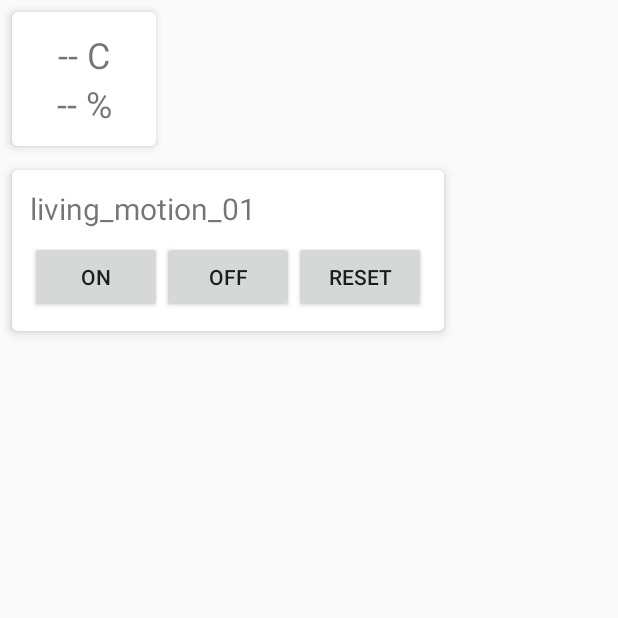
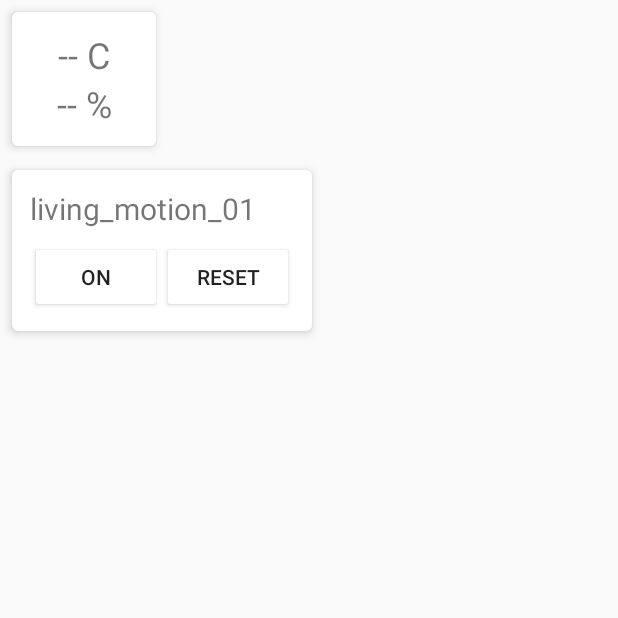
Before and after one commit to simmlemming/home2, an Android app: the screen it shows after launch (MainActivity), on a phone screen of 412 x 824 dp, the top half of it. Run offline under Robolectric (Android 15) with nearby library versions, the phone set to English and light mode, and no system bars; 5 statements that could not run were skipped.

Commit message:
Minor UI change.

```diff
--- a/app/src/main/java/org/home2/HomeService.kt
+++ b/app/src/main/java/org/home2/HomeService.kt
@@ -41,7 +41,7 @@ class HomeService : Service() {
     }
 }
 
-abstract class DeviceFilter {
+abstract class DeviceFilter private constructor() {
     companion object {
         fun withName(name: String) = object : DeviceFilter() {
             override fun addFilers(command: JSONObject) {
--- a/app/src/main/java/org/home2/MotionSensorView.kt
+++ b/app/src/main/java/org/home2/MotionSensorView.kt
@@ -14,23 +14,24 @@ import kotlin.properties.Delegates
  */
 class MotionSensorView : FrameLayout {
     interface Listener {
-        fun switchOn(name : String)
-        fun switchOff(name : String)
-        fun reset(name : String)
+        fun switchOn(name: String)
+        fun switchOff(name: String)
+        fun reset(name: String)
     }
 
     private lateinit var rootLayout: View
     private lateinit var nameView: TextView
-    private lateinit var onView : Button
-    private lateinit var offView : Button
-    private lateinit var resetView : Button
+    private lateinit var onOffView: Button
+    private lateinit var resetView: Button
     private lateinit var waitingView: View
 
-    var listener : Listener? = null
-    var name : String by Delegates.observable("unknown") {_, _, newValue ->
+    private val switchOnListener = SwitchOnOnClickListener()
+    private val switchOffListener = SwitchOffOnClickListener()
+
+    var listener: Listener? = null
+    var name: String by Delegates.observable("unknown") { _, _, newValue ->
         nameView.text = newValue
     }
-
 
     @JvmOverloads
     constructor(context: Context, attributeSet: AttributeSet? = null, defStyleAttrs: Int = 0, styleRes: Int = 0) : super(context, attributeSet, defStyleAttrs, styleRes)
@@ -41,17 +42,12 @@ class MotionSensorView : FrameLayout {
 
         rootLayout = findViewById(R.id.root)
         nameView = findViewById(R.id.name)
-        onView = findViewById(R.id.on)
-        offView = findViewById(R.id.off)
+        onOffView = findViewById(R.id.on_off)
         resetView = findViewById(R.id.reset)
         waitingView = findViewById(R.id.waiting)
 
-        onView.setOnClickListener { _ ->
+        onOffView.setOnClickListener { _ ->
             listener?.switchOn(name)
-        }
-
-        offView.setOnClickListener { _ ->
-            listener?.switchOff(name)
         }
 
         resetView.setOnClickListener { _ ->
@@ -62,6 +58,25 @@ class MotionSensorView : FrameLayout {
     fun setInfo(info: NetworkResource<MotionSensorInfo>) {
         backgroundTintList = ColorStateList.valueOf(info.data.bgColor(context))
         waitingView.visibility = if (info.state == NetworkResource.State.LOADING) View.VISIBLE else View.GONE
+        if (info.data?.state == 0) {
+            onOffView.text = context.getString(R.string.on)
+            onOffView.setOnClickListener(switchOffListener)
+        } else {
+            onOffView.text = context.getString(R.string.off)
+            onOffView.setOnClickListener(switchOnListener)
+        }
+    }
+
+    private inner class SwitchOnOnClickListener : OnClickListener {
+        override fun onClick(v: View?) {
+            listener?.switchOff(name)
+        }
+    }
+
+    private inner class SwitchOffOnClickListener : OnClickListener {
+        override fun onClick(v: View?) {
+            listener?.switchOff(name)
+        }
     }
 }
 
--- a/app/src/main/res/layout/motion_sensor_view.xml
+++ b/app/src/main/res/layout/motion_sensor_view.xml
@@ -21,8 +21,8 @@
         android:layout_height="16dp"
         android:layout_marginLeft="8dp"
         android:layout_marginTop="8dp"
-        android:visibility="gone"
-        android:layout_toRightOf="@id/name" />
+        android:layout_toRightOf="@id/name"
+        android:visibility="gone" />
 
     <LinearLayout
         android:layout_width="wrap_content"
@@ -33,21 +33,17 @@
         android:orientation="horizontal">
 
         <Button
-            android:id="@+id/on"
+            android:id="@+id/on_off"
             android:layout_width="wrap_content"
             android:layout_height="wrap_content"
-            android:text="On" />
-
-        <Button
-            android:id="@+id/off"
-            android:layout_width="wrap_content"
-            android:layout_height="wrap_content"
-            android:text="Off" />
+            android:backgroundTint="@color/white"
+            android:text="@string/on" />
 
         <Button
             android:id="@+id/reset"
             android:layout_width="wrap_content"
             android:layout_height="wrap_content"
-            android:text="Reset" />
+            android:backgroundTint="@color/white"
+            android:text="@string/reset" />
     </LinearLayout>
 </RelativeLayout>
--- a/app/src/main/res/values/strings.xml
+++ b/app/src/main/res/values/strings.xml
@@ -1,3 +1,6 @@
 <resources>
     <string name="app_name">Home 2</string>
+    <string name="on">on</string>
+    <string name="off">Off</string>
+    <string name="reset">Reset</string>
 </resources>
```
